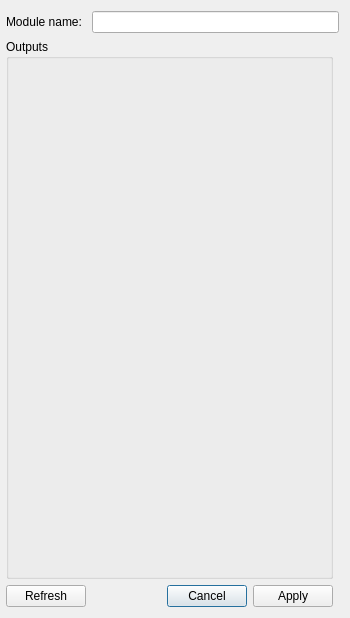
Above: ui/modules/mtbledconfig.ui from kmzbrnoI/mtb-config-tool before the change. Below: the same form after it.
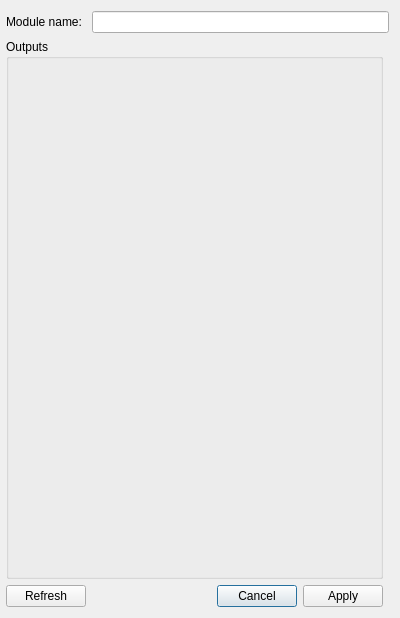
That is the form after the change.

Commit message: MTB-LED: config window: more rows.

Diff of the .ui file:
```diff
--- a/ui/modules/mtbledconfig.ui
+++ b/ui/modules/mtbledconfig.ui
@@ -6,7 +6,7 @@
    <rect>
     <x>0</x>
     <y>0</y>
-    <width>350</width>
+    <width>400</width>
     <height>618</height>
    </rect>
   </property>
```
The commit also changes 2 other files.
